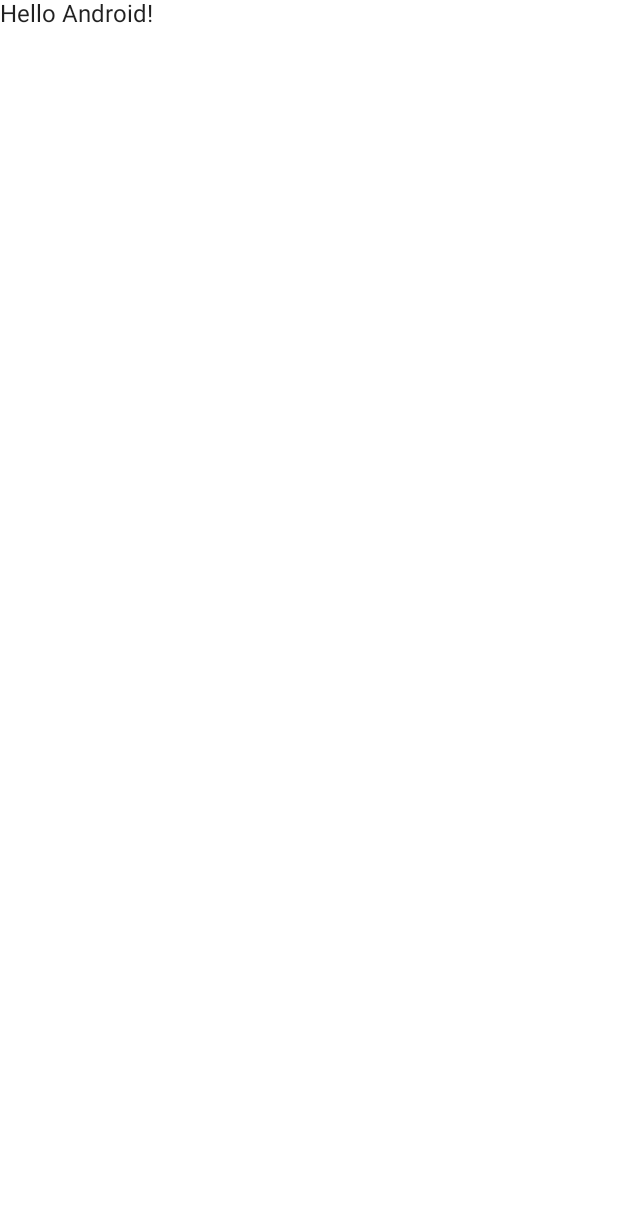
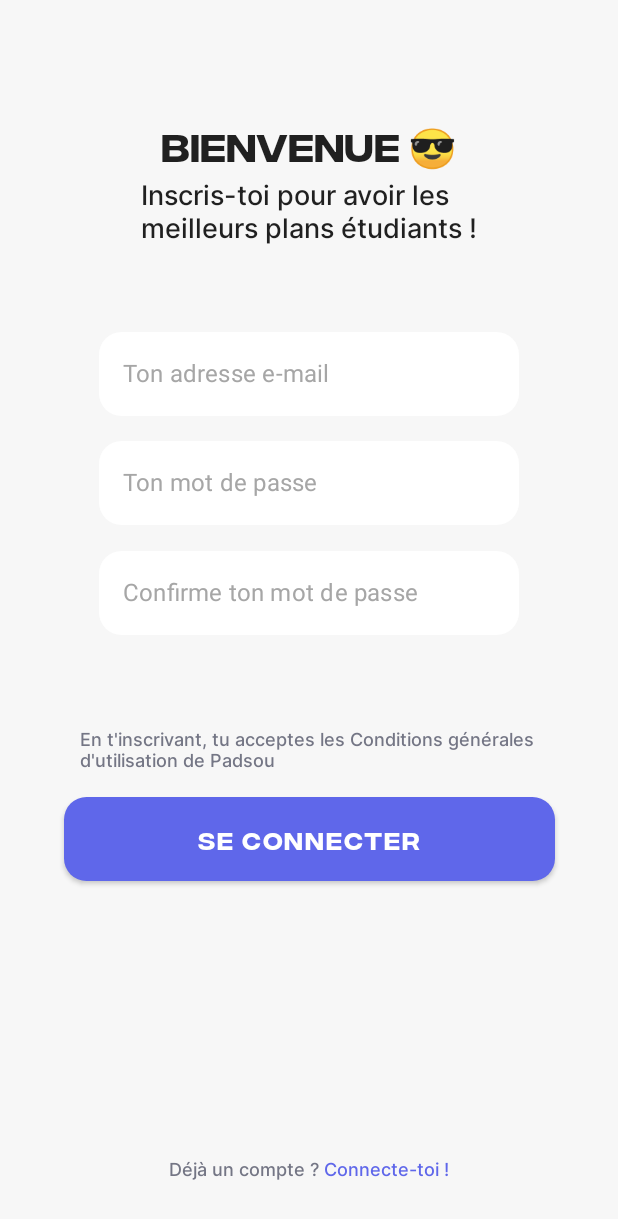
Before and after one commit to TiclemFR/android, an Android app built with Jetpack Compose: the screen it shows after launch (MainActivity), on a phone screen of 412 x 824 dp. Before the commit the part shown is almost empty. Shown: the top 1219 px of the screen. Run offline under Robolectric (Android 15) with nearby library versions, the phone set to English and light mode, and no system bars.

Commit message:
Page "Se connecter".

```diff
--- a/app/src/main/java/com/example/projetandroid/MainActivity.kt
+++ b/app/src/main/java/com/example/projetandroid/MainActivity.kt
@@ -1,16 +1,24 @@
 package com.example.projetandroid
 
 import android.os.Bundle
+import android.renderscript.ScriptGroup.Input
 import androidx.activity.ComponentActivity
 import androidx.activity.compose.setContent
-import androidx.compose.foundation.layout.fillMaxSize
-import androidx.compose.material.MaterialTheme
-import androidx.compose.material.Surface
-import androidx.compose.material.Text
-import androidx.compose.runtime.Composable
+import androidx.compose.foundation.clickable
+import androidx.compose.foundation.layout.*
+import androidx.compose.foundation.shape.RoundedCornerShape
+import androidx.compose.material.*
+import androidx.compose.runtime.*
+import androidx.compose.ui.Alignment
 import androidx.compose.ui.Modifier
+import androidx.compose.ui.graphics.Color
+import androidx.compose.ui.text.input.PasswordVisualTransformation
+import androidx.compose.ui.text.input.TextFieldValue
+import androidx.compose.ui.text.input.VisualTransformation
 import androidx.compose.ui.tooling.preview.Preview
-import com.example.projetandroid.ui.theme.ProjetAndroidTheme
+import androidx.compose.ui.unit.dp
+import androidx.compose.ui.unit.sp
+import com.example.projetandroid.ui.theme.*
 
 class MainActivity : ComponentActivity() {
     override fun onCreate(savedInstanceState: Bundle?) {
@@ -20,24 +28,138 @@ class MainActivity : ComponentActivity() {
                 // A surface container using the 'background' color from the theme
                 Surface(
                     modifier = Modifier.fillMaxSize(),
-                    color = MaterialTheme.colors.background
+                    color = GrayBG
                 ) {
-                    Greeting("Android")
+                    Row(
+                        modifier = Modifier
+                            .fillMaxWidth()
+                            .padding(top = 80.dp)
+                        ,
+                        horizontalArrangement = Arrangement.Center
+                    ) {
+                        Title()
+                    }
+                    Row(
+                        modifier = Modifier
+                            .fillMaxWidth()
+                            .padding(top = 119.dp),
+                        horizontalArrangement = Arrangement.Center
+                    ) {
+                        subTitle()
+                    }
+                    Row(
+                        modifier = Modifier
+                            .fillMaxWidth()
+                            .padding(top = 221.dp)
+                            .width(327.dp),
+                        horizontalArrangement = Arrangement.Center
+                    ) {
+                        emailField()
+                    }
+                    Row(
+                        modifier = Modifier
+                            .fillMaxWidth()
+                            .padding(top = 294.dp)
+                            .width(327.dp),
+                        horizontalArrangement = Arrangement.Center
+                    ) {
+                        passwordField()
+                    }
+                    Row(
+                        modifier = Modifier
+                            .fillMaxWidth()
+                            .padding(top = 367.dp)
+                            .width(327.dp),
+                        horizontalArrangement = Arrangement.Center
+                    ) {
+                        confirmPasswordField()
+                    }
+                    Row(
+                        modifier = Modifier
+                            .fillMaxWidth()
+                            .padding(top = 486.dp),
+                        horizontalArrangement = Arrangement.Center
+                    ) {
+                        mention()
+                    }
+                    Row(
+                        modifier = Modifier
+                            .fillMaxWidth()
+                            .padding(top = 531.dp),
+                        horizontalArrangement = Arrangement.Center
+                    ) {
+                        connect()
+                    }
+                    Row(
+                        modifier = Modifier
+                            .padding(bottom = 37.dp),
+                        horizontalArrangement = Arrangement.Center,
+                        verticalAlignment = Alignment.Bottom
+                    ) {
+                        textButton()
+                    }
                 }
+
             }
         }
     }
 }
 
 @Composable
-fun Greeting(name: String) {
-    Text(text = "Hello $name!")
+fun Title() {
+    Text("Bienvenue 😎", fontSize = 26.sp, fontFamily = InterCF);
+}
+
+@Composable
+fun subTitle(){
+    Text("Inscris-toi pour avoir les \nmeilleurs plans étudiants !", fontSize = 18.sp, fontFamily = Inter)
+}
+
+@Composable
+fun emailField(){
+    var value by remember { mutableStateOf(TextFieldValue("")) }
+    TextField(value = value, onValueChange = { newValue -> value = newValue }, placeholder = { Text(text = "Ton adresse e-mail") }, shape = RoundedCornerShape(15.dp), colors = TextFieldDefaults.textFieldColors(backgroundColor = InputBG, placeholderColor = Color(0xFFA6A6A6), focusedIndicatorColor = Color.Transparent, unfocusedIndicatorColor = Color.Transparent, disabledIndicatorColor = Color.Transparent))
+}
+
+@Composable
+fun passwordField(){
+    var value by remember { mutableStateOf(TextFieldValue("")) }
+    TextField(value = value, onValueChange = { newValue -> value = newValue }, placeholder = { Text(text = "Ton mot de passe") }, shape = RoundedCornerShape(15.dp), colors = TextFieldDefaults.textFieldColors(backgroundColor = InputBG, placeholderColor = Color(0xFFA6A6A6), focusedIndicatorColor = Color.Transparent, unfocusedIndicatorColor = Color.Transparent, disabledIndicatorColor = Color.Transparent), visualTransformation = PasswordVisualTransformation())
+}
+
+@Composable
+fun confirmPasswordField(){
+    var value by remember { mutableStateOf(TextFieldValue("")) }
+    TextField(value = value, onValueChange = { newValue -> value = newValue }, placeholder = { Text(text = "Confirme ton mot de passe") }, shape = RoundedCornerShape(15.dp), colors = TextFieldDefaults.textFieldColors(backgroundColor = InputBG, placeholderColor = Color(0xFFA6A6A6), focusedIndicatorColor = Color.Transparent, unfocusedIndicatorColor = Color.Transparent, disabledIndicatorColor = Color.Transparent), visualTransformation = PasswordVisualTransformation())
+}
+
+@Composable
+fun mention(){
+    Text(text = "En t'inscrivant, tu acceptes les Conditions générales \nd'utilisation de Padsou", color = Color(0xFF747685), fontSize = 12.sp, fontFamily = Inter)
+}
+
+@Composable
+fun connect(){
+    Button(onClick = { /*TODO*/ },
+        Modifier
+            .height(56.dp)
+            .width(327.dp), colors = ButtonDefaults.buttonColors(backgroundColor = ButtonBG), shape = RoundedCornerShape(15.dp)) {
+        Text(text = "SE CONNECTER", color = Color(0xFFFFFFFF), fontSize = 16.sp, fontFamily = InterCF)
+    }
+}
+
+@Composable
+fun textButton(){
+    Row(modifier = Modifier.clickable {  }){
+        Text("Déjà un compte ? ", color = Color(0xFF747685), fontSize = 12.sp, fontFamily = Inter)
+        Text("Connecte-toi !", color = Color(0xFF5F67EA), fontSize = 12.sp, fontFamily = Inter)
+    }
 }
 
 @Preview(showBackground = true)
 @Composable
 fun DefaultPreview() {
     ProjetAndroidTheme {
-        Greeting("Android")
+        subTitle()
     }
 }
--- a/app/src/main/java/com/example/projetandroid/ui/theme/Color.kt
+++ b/app/src/main/java/com/example/projetandroid/ui/theme/Color.kt
@@ -6,3 +6,6 @@ val Purple200 = Color(0xFFBB86FC)
 val Purple500 = Color(0xFF6200EE)
 val Purple700 = Color(0xFF3700B3)
 val Teal200 = Color(0xFF03DAC5)
+val GrayBG = Color(0xFFF7F7F7)
+val InputBG = Color(0xFFFFFFFF)
+val ButtonBG = Color(0xFF5F67EA)
--- a/app/src/main/java/com/example/projetandroid/ui/theme/Type.kt
+++ b/app/src/main/java/com/example/projetandroid/ui/theme/Type.kt
@@ -2,27 +2,20 @@ package com.example.projetandroid.ui.theme
 
 import androidx.compose.material.Typography
 import androidx.compose.ui.text.TextStyle
+import androidx.compose.ui.text.font.Font
 import androidx.compose.ui.text.font.FontFamily
 import androidx.compose.ui.text.font.FontWeight
 import androidx.compose.ui.unit.sp
+import com.example.projetandroid.R
 
 // Set of Material typography styles to start with
+val Inter = FontFamily(Font(R.font.inter_medium));
+val InterCF = FontFamily(Font(R.font.fontspring_demo_integralcf_medium))
 val Typography = Typography(
     body1 = TextStyle(
-        fontFamily = FontFamily.Default,
-        fontWeight = FontWeight.Normal,
-        fontSize = 16.sp
+        fontFamily = Inter
+    ),
+    body2 = TextStyle(
+        fontFamily = InterCF
     )
-    /* Other default text styles to override
-    button = TextStyle(
-        fontFamily = FontFamily.Default,
-        fontWeight = FontWeight.W500,
-        fontSize = 14.sp
-    ),
-    caption = TextStyle(
-        fontFamily = FontFamily.Default,
-        fontWeight = FontWeight.Normal,
-        fontSize = 12.sp
-    )
-    */
 )
--- /dev/null
+++ b/mylibrary/src/main/AndroidManifest.xml
@@ -0,0 +1,4 @@
+<?xml version="1.0" encoding="utf-8"?>
+<manifest xmlns:android="http://schemas.android.com/apk/res/android">
+
+</manifest>
--- a/settings.gradle
+++ b/settings.gradle
@@ -14,3 +14,4 @@ dependencyResolutionManagement {
 }
 rootProject.name = "My Applicatio"
 include ':app'
+include ':mylibrary'
```
Also changed, not shown: mylibrary/build.gradle (added, +41 -0 lines), app/src/main/res/font/fontspring_demo_integralcf_medium.otf (added), app/src/main/res/font/inter_medium.ttf (added), 5 other files.
